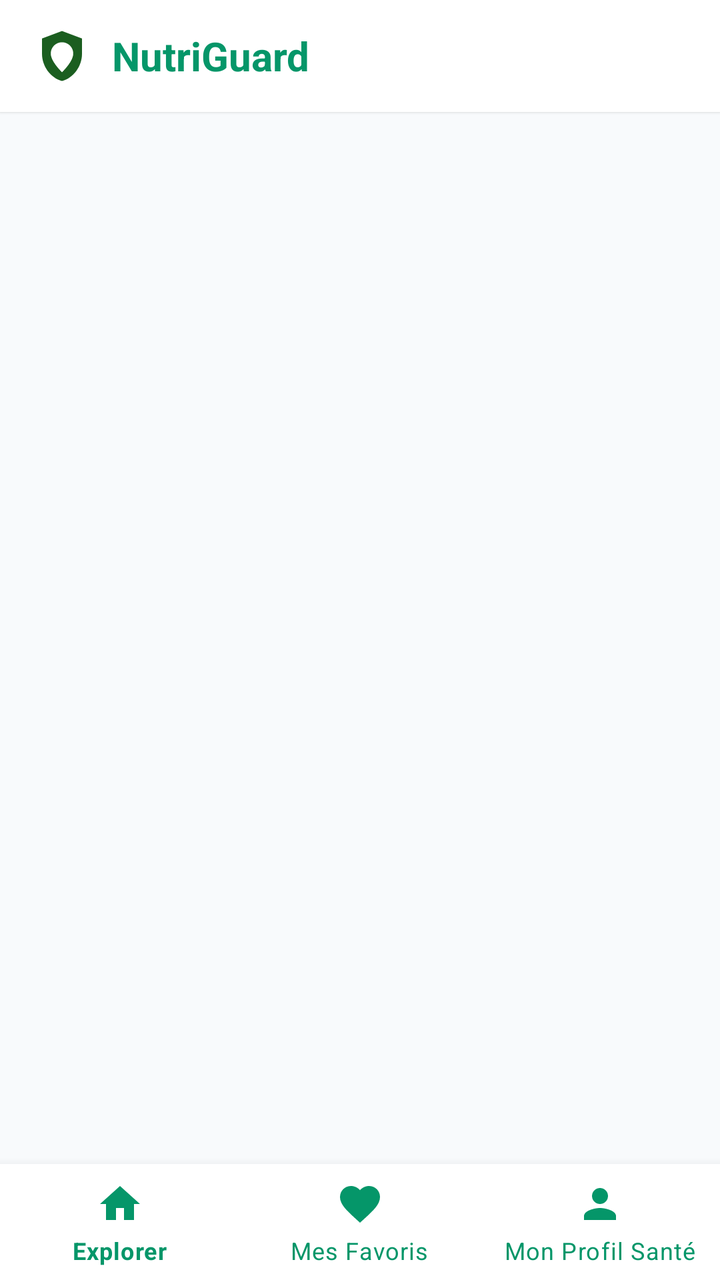
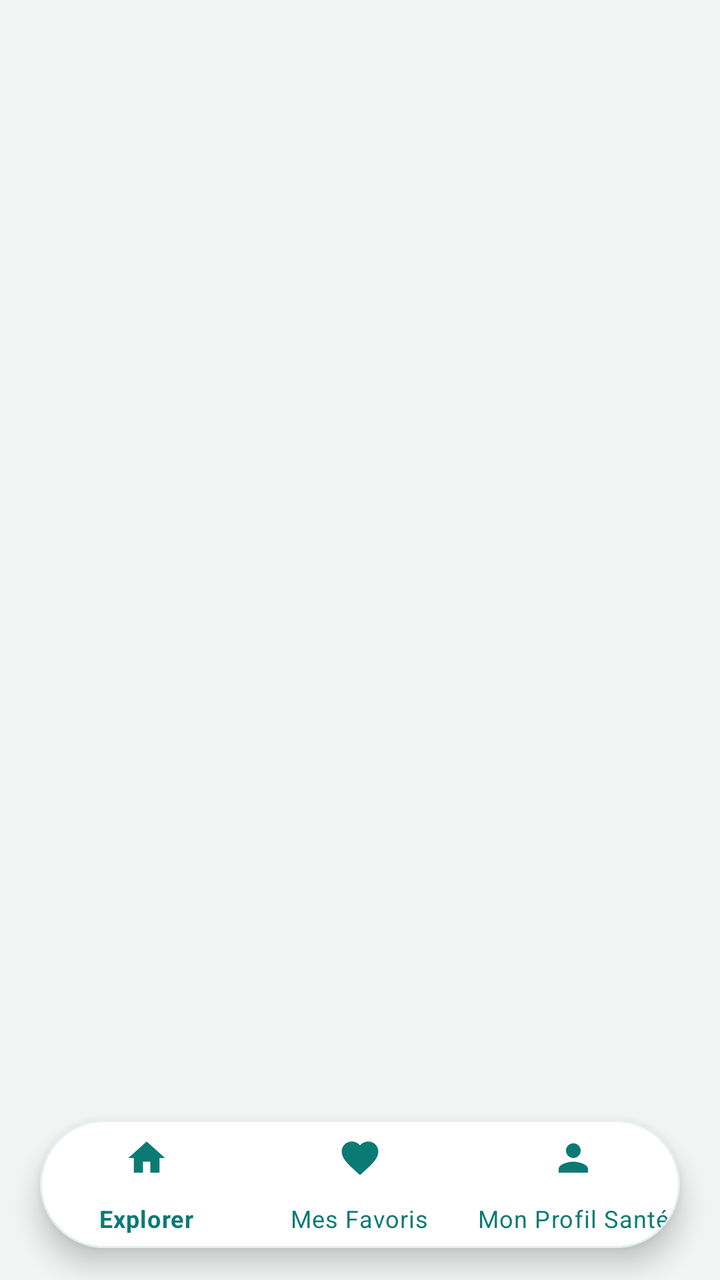

An Android layout rendered at two revisions. The XML below is the earlier revision; the diff shows what the commit changed to produce the second picture.
<!-- AndroidManifest.xml: application theme Theme.NutriGuard -->
<!-- res/layout/activity_main.xml -->
<?xml version="1.0" encoding="utf-8"?>
<androidx.coordinatorlayout.widget.CoordinatorLayout
    xmlns:android="http://schemas.android.com/apk/res/android"
    xmlns:app="http://schemas.android.com/apk/res-auto"
    android:layout_width="match_parent"
    android:layout_height="match_parent"
    android:background="@color/background_light">

    
    <com.google.android.material.appbar.AppBarLayout
        android:layout_width="match_parent"
        android:layout_height="wrap_content"
        android:background="@color/surface_light"
        app:elevation="1dp">

        <androidx.appcompat.widget.Toolbar
            android:id="@+id/mainToolbar"
            android:layout_width="match_parent"
            android:layout_height="?attr/actionBarSize"
            android:background="@color/surface_light">

            <LinearLayout
                android:layout_width="wrap_content"
                android:layout_height="match_parent"
                android:gravity="center_vertical"
                android:orientation="horizontal">

                <ImageView
                    android:layout_width="30dp"
                    android:layout_height="30dp"
                    android:src="@drawable/ic_nutriguard_logo"
                    android:contentDescription="@string/app_name" />

                <TextView
                    android:layout_width="wrap_content"
                    android:layout_height="wrap_content"
                    android:layout_marginStart="10dp"
                    android:text="@string/app_name"
                    android:textColor="@color/primary"
                    android:textSize="20sp"
                    android:textStyle="bold" />

            </LinearLayout>

        </androidx.appcompat.widget.Toolbar>

    </com.google.android.material.appbar.AppBarLayout>

    
    <FrameLayout
        android:id="@+id/fragment_container"
        android:layout_width="match_parent"
        android:layout_height="match_parent"
        android:layout_marginBottom="58dp"
        app:layout_behavior="@string/appbar_scrolling_view_behavior" />

    
    <com.google.android.material.bottomnavigation.BottomNavigationView
        android:id="@+id/bottom_navigation"
        android:layout_width="match_parent"
        android:layout_height="58dp"
        android:layout_gravity="bottom"
        android:background="@color/surface_light"
        app:elevation="8dp"
        app:itemIconTint="@color/primary"
        app:itemTextColor="@color/primary"
        app:labelVisibilityMode="labeled"
        app:menu="@menu/bottom_nav_menu" />

</androidx.coordinatorlayout.widget.CoordinatorLayout>
<!-- resources referenced by this layout -->
<resources>
  <color name="background_light">#F8FAFC</color>
  <color name="primary">#059669</color>
  <color name="surface_light">#FFFFFF</color>
  <!-- drawable ic_nutriguard_logo (drawable) -->
  <vector xmlns:android="http://schemas.android.com/apk/res/android"
      android:width="48dp"
      android:height="48dp"
      android:viewportWidth="24"
      android:viewportHeight="24">
      
      <path
          android:fillColor="#1B5E20"
          android:pathData="M12,2L4,5v6.09c0,5.05 3.41,9.76 8,10.91 4.59,-1.15 8,-5.86 8,-10.91V5L12,2z" />
      
      <path
          android:fillColor="#FFFFFF"
          android:pathData="M12,6.5c-2.48,0 -4.5,2.02 -4.5,4.5 0,2.88 3.5,6.5 4.5,7.5 1,-1 4.5,-4.62 4.5,-7.5 0,-2.48 -2.02,-4.5 -4.5,-4.5z" />
  </vector>
  <string name="app_name">NutriGuard</string>
  <style name="Theme.NutriGuard" parent="Theme.MaterialComponents.Light.NoActionBar">
          
          <item name="colorPrimary">@color/primary</item>
          <item name="colorPrimaryVariant">@color/primary_dark</item>
          <item name="colorOnPrimary">@color/white</item>
  
          
          <item name="colorSecondary">@color/secondary</item>
          <item name="colorSecondaryVariant">@color/secondary_dark</item>
          <item name="colorOnSecondary">@color/white</item>
  
          
          <item name="android:statusBarColor">@color/surface_light</item>
          <item name="android:windowLightStatusBar" tools:targetApi="m">true</item>
  
          
          <item name="android:colorBackground">@color/background_light</item>
          <item name="colorSurface">@color/surface_light</item>
      </style>
  <color name="primary_dark">#047857</color>
  <color name="white">#FFFFFF</color>
  <color name="secondary">#0D9488</color>
  <color name="secondary_dark">#0F766E</color>
</resources>

<!-- the commit's change to res/layout/activity_main.xml (unified diff, before → after) -->
@@ -7,64 +7,39 @@
     android:background="@color/background_light">
 
     
-    <com.google.android.material.appbar.AppBarLayout
-        android:layout_width="match_parent"
-        android:layout_height="wrap_content"
-        android:background="@color/surface_light"
-        app:elevation="1dp">
-
-        <androidx.appcompat.widget.Toolbar
-            android:id="@+id/mainToolbar"
-            android:layout_width="match_parent"
-            android:layout_height="?attr/actionBarSize"
-            android:background="@color/surface_light">
-
-            <LinearLayout
-                android:layout_width="wrap_content"
-                android:layout_height="match_parent"
-                android:gravity="center_vertical"
-                android:orientation="horizontal">
-
-                <ImageView
-                    android:layout_width="30dp"
-                    android:layout_height="30dp"
-                    android:src="@drawable/ic_nutriguard_logo"
-                    android:contentDescription="@string/app_name" />
-
-                <TextView
-                    android:layout_width="wrap_content"
-                    android:layout_height="wrap_content"
-                    android:layout_marginStart="10dp"
-                    android:text="@string/app_name"
-                    android:textColor="@color/primary"
-                    android:textSize="20sp"
-                    android:textStyle="bold" />
-
-            </LinearLayout>
-
-        </androidx.appcompat.widget.Toolbar>
-
-    </com.google.android.material.appbar.AppBarLayout>
-
-    
     <FrameLayout
         android:id="@+id/fragment_container"
         android:layout_width="match_parent"
         android:layout_height="match_parent"
-        android:layout_marginBottom="58dp"
-        app:layout_behavior="@string/appbar_scrolling_view_behavior" />
+        android:layout_marginBottom="76dp" />
 
     
-    <com.google.android.material.bottomnavigation.BottomNavigationView
-        android:id="@+id/bottom_navigation"
+    <com.google.android.material.card.MaterialCardView
+        android:id="@+id/cardFloatingNav"
         android:layout_width="match_parent"
-        android:layout_height="58dp"
+        android:layout_height="64dp"
         android:layout_gravity="bottom"
-        android:background="@color/surface_light"
-        app:elevation="8dp"
-        app:itemIconTint="@color/primary"
-        app:itemTextColor="@color/primary"
-        app:labelVisibilityMode="labeled"
-        app:menu="@menu/bottom_nav_menu" />
+        android:layout_marginHorizontal="20dp"
+        android:layout_marginBottom="16dp"
+        app:cardBackgroundColor="@color/surface_light"
+        app:cardCornerRadius="32dp"
+        app:cardElevation="8dp"
+        app:strokeColor="@color/card_stroke"
+        app:strokeWidth="1dp">
+
+        <com.google.android.material.bottomnavigation.BottomNavigationView
+            android:id="@+id/bottom_navigation"
+            android:layout_width="match_parent"
+            android:layout_height="match_parent"
+            android:background="@android:color/transparent"
+            app:elevation="0dp"
+            app:itemIconSize="22dp"
+            app:itemIconTint="@color/primary"
+            app:itemTextColor="@color/primary"
+            app:itemRippleColor="@color/primary_container"
+            app:labelVisibilityMode="labeled"
+            app:menu="@menu/bottom_nav_menu" />
+
+    </com.google.android.material.card.MaterialCardView>
 
 </androidx.coordinatorlayout.widget.CoordinatorLayout>
<!-- resource entries referenced after the edit -->
@@ -1,24 +1,10 @@
 <!-- resources referenced by this layout -->
 <resources>
-  <color name="background_light">#F8FAFC</color>
-  <color name="primary">#059669</color>
+  <color name="background_light">#F1F5F4</color>
+  <color name="card_stroke">#E6EFEA</color>
+  <color name="primary">#0B7A75</color>
+  <color name="primary_container">#D5EBE7</color>
   <color name="surface_light">#FFFFFF</color>
-  <!-- drawable ic_nutriguard_logo (drawable) -->
-  <vector xmlns:android="http://schemas.android.com/apk/res/android"
-      android:width="48dp"
-      android:height="48dp"
-      android:viewportWidth="24"
-      android:viewportHeight="24">
-      
-      <path
-          android:fillColor="#1B5E20"
-          android:pathData="M12,2L4,5v6.09c0,5.05 3.41,9.76 8,10.91 4.59,-1.15 8,-5.86 8,-10.91V5L12,2z" />
-      
-      <path
-          android:fillColor="#FFFFFF"
-          android:pathData="M12,6.5c-2.48,0 -4.5,2.02 -4.5,4.5 0,2.88 3.5,6.5 4.5,7.5 1,-1 4.5,-4.62 4.5,-7.5 0,-2.48 -2.02,-4.5 -4.5,-4.5z" />
-  </vector>
-  <string name="app_name">NutriGuard</string>
   <style name="Theme.NutriGuard" parent="Theme.MaterialComponents.Light.NoActionBar">
           
           <item name="colorPrimary">@color/primary</item>
@@ -38,9 +24,9 @@
           <item name="android:colorBackground">@color/background_light</item>
           <item name="colorSurface">@color/surface_light</item>
       </style>
-  <color name="primary_dark">#047857</color>
+  <color name="primary_dark">#065753</color>
   <color name="white">#FFFFFF</color>
-  <color name="secondary">#0D9488</color>
-  <color name="secondary_dark">#0F766E</color>
+  <color name="secondary">#11999E</color>
+  <color name="secondary_dark">#0D777B</color>
 </resources>
 
